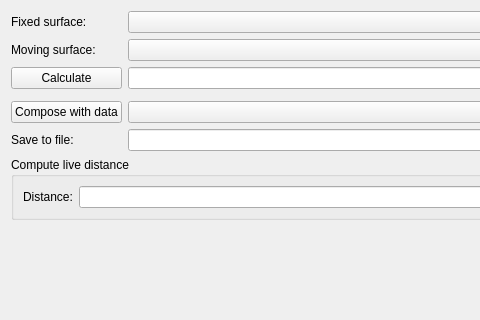
NifTK/NifTK, file Code/Gui/MITK/Plugins/uk.ac.ucl.cmic.igisurfacereg/src/internal/SurfaceRegView.ui: the form before one commit; both pictures show x 0 to 480 and y 0 to 320 of the 713 by 560 pixel window.
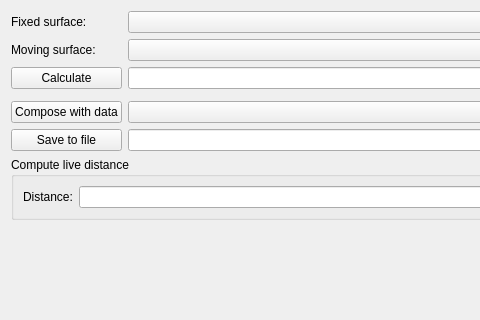
The form after the commit. Custom widgets are drawn as their Qt base class.

Commit message: Bug #2608: Push code to save to file and apply to node out of PointRegView and SurfaceRegView and into module layer

```diff
--- a/Code/Gui/MITK/Plugins/uk.ac.ucl.cmic.igisurfacereg/src/internal/SurfaceRegView.ui
+++ b/Code/Gui/MITK/Plugins/uk.ac.ucl.cmic.igisurfacereg/src/internal/SurfaceRegView.ui
@@ -68,12 +68,9 @@
         <widget class="QmitkDataStorageCheckableComboBox" name="m_ComposeWithDataNode"/>
        </item>
        <item row="5" column="0">
-        <widget class="QLabel" name="m_SaveToFileLabel">
+        <widget class="QPushButton" name="m_SaveToFileButton">
          <property name="text">
-          <string>Save to file:</string>
-         </property>
-         <property name="buddy">
-          <cstring>m_SaveToFilePathEdit</cstring>
+          <string>Save to file</string>
          </property>
         </widget>
        </item>
```
Left out of the diff: 6 changed lines with no effect on the pictures. The commit also changes 9 other files.
